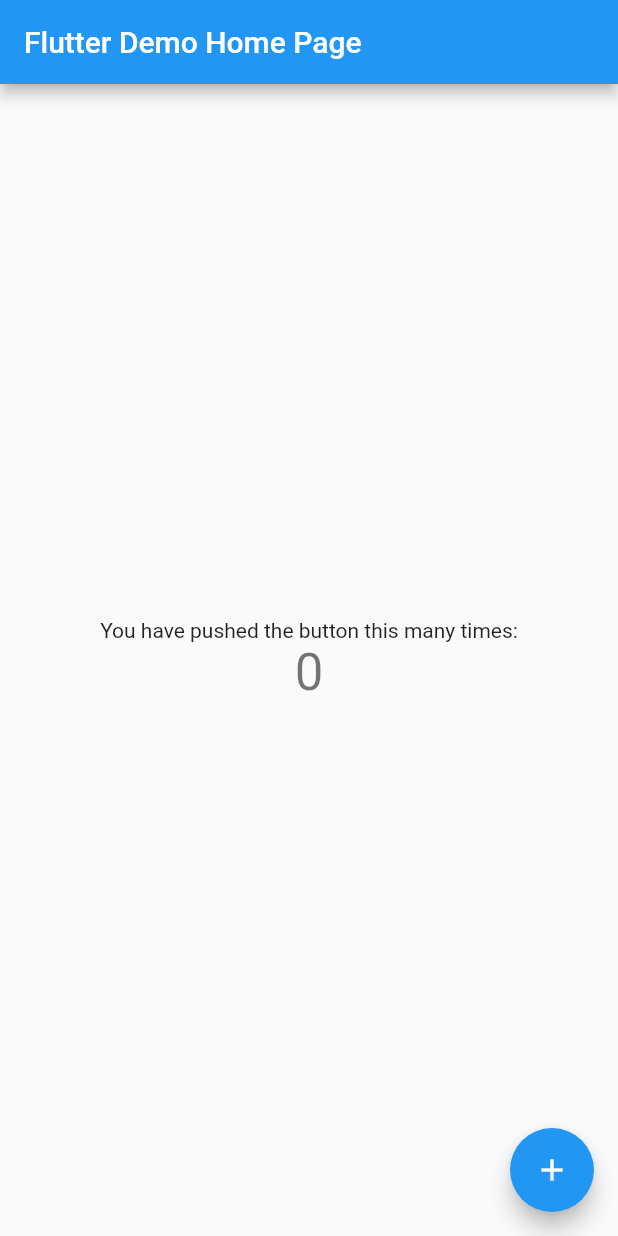
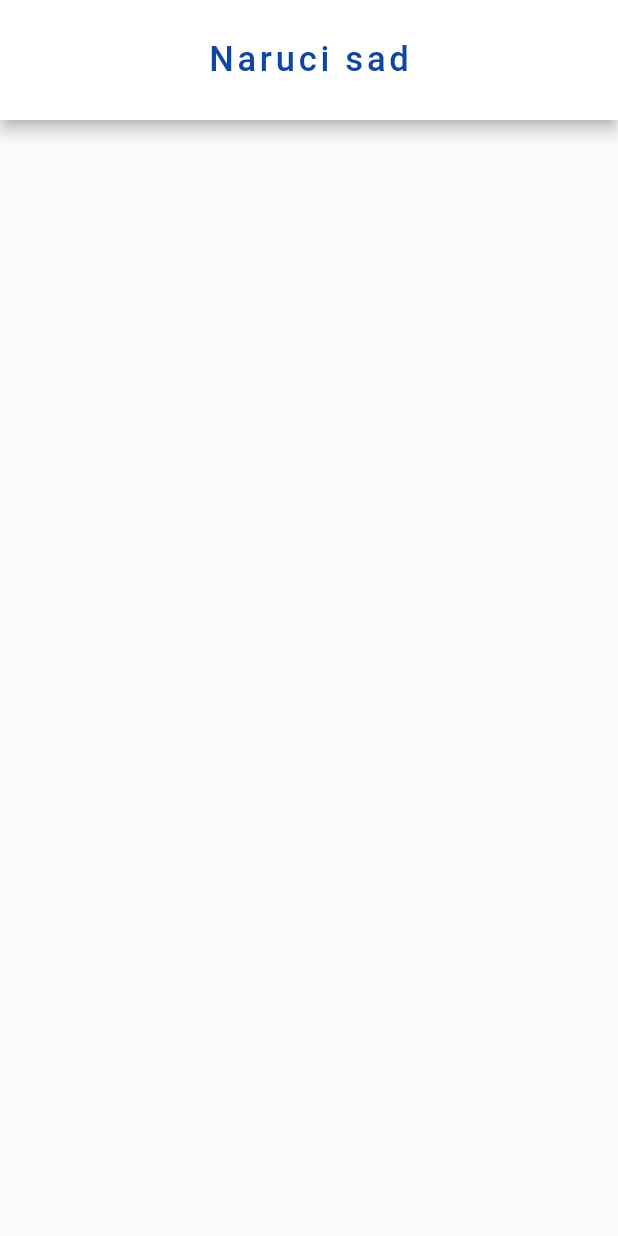
Before and after one commit to fcolakovic2/zeljo, a Flutter app: the screen it shows after launch, on a phone screen of 412 x 824 dp. Run offline on Flutter 3.47's test engine with Material 2 defaults, Android fonts, the phone set to English and light mode, and no system bars; our stand-ins replace firebase_core; accounts and stored records are empty.

Commit message:
uradjen app bar

```diff
--- a/lib/main.dart
+++ b/lib/main.dart
@@ -1,5 +1,6 @@
 import 'package:firebase_core/firebase_core.dart';
 import 'package:flutter/material.dart';
+import 'package:zeljoprojekat/view/MenuScreen/pages/menu_screen.dart';
 
 void main() async {
   WidgetsFlutterBinding.ensureInitialized();
@@ -13,105 +14,7 @@ class MyApp extends StatelessWidget {
   @override
   Widget build(BuildContext context) {
     return MaterialApp(
-      title: 'Flutter Demo',
-      theme: ThemeData(
-        // This is the theme of your application.
-        //
-        // Try running your application with "flutter run". You'll see the
-        // application has a blue toolbar. Then, without quitting the app, try
-        // changing the primarySwatch below to Colors.green and then invoke
-        // "hot reload" (press "r" in the console where you ran "flutter run",
-        // or simply save your changes to "hot reload" in a Flutter IDE).
-        // Notice that the counter didn't reset back to zero; the application
-        // is not restarted.
-        primarySwatch: Colors.blue,
-      ),
-      home: MyHomePage(title: 'Flutter Demo Home Page'),
+      home: MenuScreen(),
     );
   }
 }
-
-class MyHomePage extends StatefulWidget {
-  MyHomePage({Key key, this.title}) : super(key: key);
-
-  // This widget is the home page of your application. It is stateful, meaning
-  // that it has a State object (defined below) that contains fields that affect
-  // how it looks.
-
-  // This class is the configuration for the state. It holds the values (in this
-  // case the title) provided by the parent (in this case the App widget) and
-  // used by the build method of the State. Fields in a Widget subclass are
-  // always marked "final".
-
-  final String title;
-
-  @override
-  _MyHomePageState createState() => _MyHomePageState();
-}
-
-class _MyHomePageState extends State<MyHomePage> {
-  int _counter = 0;
-
-  void _incrementCounter() {
-    setState(() {
-      // This call to setState tells the Flutter framework that something has
-      // changed in this State, which causes it to rerun the build method below
-      // so that the display can reflect the updated values. If we changed
-      // _counter without calling setState(), then the build method would not be
-      // called again, and so nothing would appear to happen.
-      _counter++;
-    });
-  }
-
-  @override
-  Widget build(BuildContext context) {
-    // This method is rerun every time setState is called, for instance as done
-    // by the _incrementCounter method above.
-    //
-    // The Flutter framework has been optimized to make rerunning build methods
-    // fast, so that you can just rebuild anything that needs updating rather
-    // than having to individually change instances of widgets.
-    return Scaffold(
-      appBar: AppBar(
-        // Here we take the value from the MyHomePage object that was created by
-        // the App.build method, and use it to set our appbar title.
-        title: Text(widget.title),
-      ),
-      body: Center(
-        // Center is a layout widget. It takes a single child and positions it
-        // in the middle of the parent.
-        child: Column(
-          // Column is also a layout widget. It takes a list of children and
-          // arranges them vertically. By default, it sizes itself to fit its
-          // children horizontally, and tries to be as tall as its parent.
-          //
-          // Invoke "debug painting" (press "p" in the console, choose the
-          // "Toggle Debug Paint" action from the Flutter Inspector in Android
-          // Studio, or the "Toggle Debug Paint" command in Visual Studio Code)
-          // to see the wireframe for each widget.
-          //
-          // Column has various properties to control how it sizes itself and
-          // how it positions its children. Here we use mainAxisAlignment to
-          // center the children vertically; the main axis here is the vertical
-          // axis because Columns are vertical (the cross axis would be
-          // horizontal).
-          mainAxisAlignment: MainAxisAlignment.center,
-          children: <Widget>[
-            Text(
-              'You have pushed the button this many times:',
-            ),
-            Text(
-              '$_counter',
-              style: Theme.of(context).textTheme.headline4,
-            ),
-          ],
-        ),
-      ),
-      floatingActionButton: FloatingActionButton(
-        onPressed: _incrementCounter,
-        tooltip: 'Increment',
-        child: Icon(Icons.add),
-      ), // This trailing comma makes auto-formatting nicer for build methods.
-    );
-  }
-}
--- /dev/null
+++ b/lib/view/MenuScreen/pages/menu_screen.dart
@@ -0,0 +1,21 @@
+import 'package:flutter/material.dart';
+import 'package:zeljoprojekat/view/MenuScreen/widgets/appBarText.dart';
+
+class MenuScreen extends StatefulWidget {
+  @override
+  _MenuScreenState createState() => _MenuScreenState();
+}
+
+class _MenuScreenState extends State<MenuScreen> {
+  @override
+  Widget build(BuildContext context) {
+    return Scaffold(
+      appBar: AppBar(
+        toolbarHeight: 80,
+        backgroundColor: Colors.white,
+        title: appBarText(),
+        centerTitle: true,
+      ),
+    );
+  }
+}
--- /dev/null
+++ b/lib/view/MenuScreen/widgets/appBarText.dart
@@ -0,0 +1,12 @@
+import 'package:flutter/material.dart';
+
+Widget appBarText() {
+  return Text(
+    'Naruci sad',
+    style: TextStyle(
+      fontSize: 23,
+      color: Colors.blue[900],
+      letterSpacing: 2.5,
+    ),
+  );
+}
```
